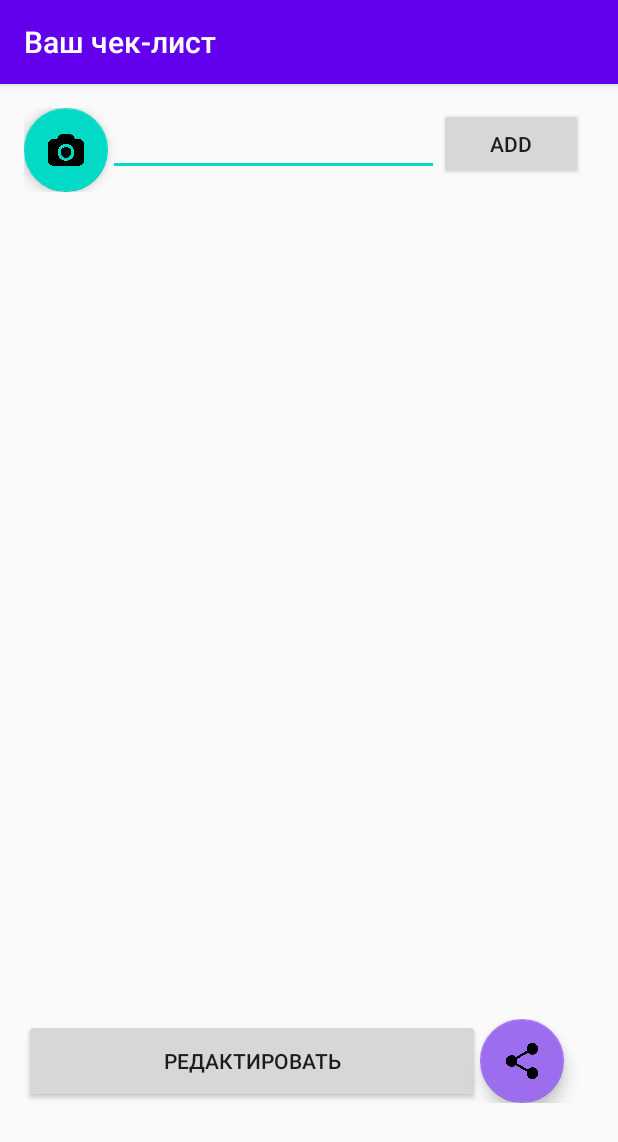
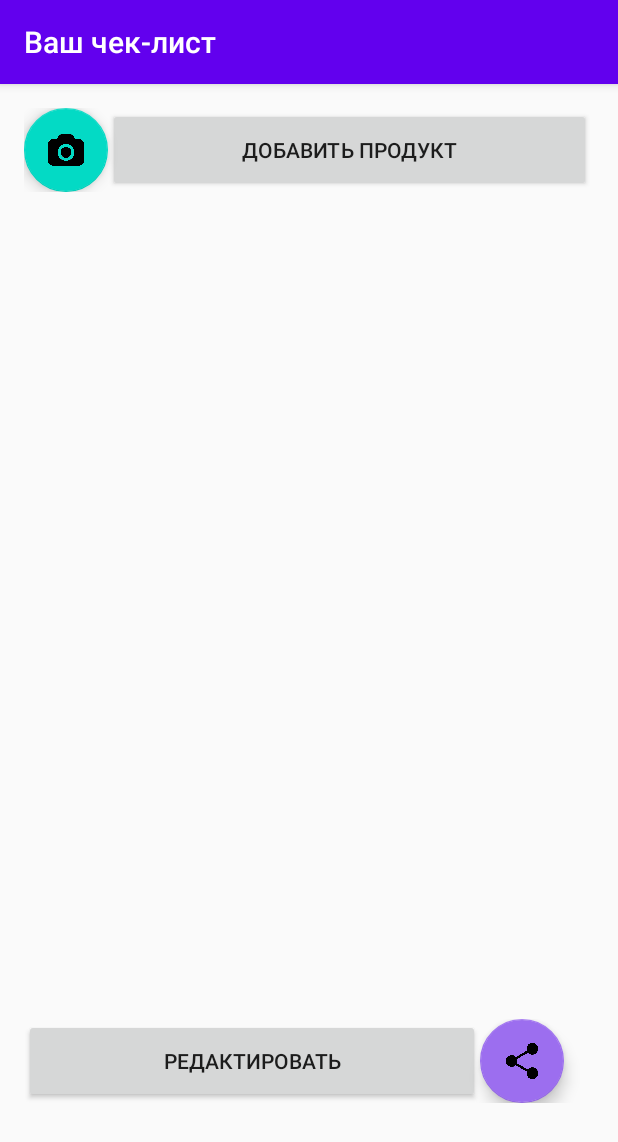
Before and after one commit to Sparky324/PredprofChekList, an Android app: the screen it shows after launch (MainActivity), on a phone screen of 412 x 824 dp. Shown: the top 1142 px of the screen. Run offline under Robolectric (Android 15) with nearby library versions, the phone set to English and light mode, and no system bars.

Commit message:
Adding a product has been recreated and moved to a separate activity

```diff
--- a/app/src/main/res/layout/activity_main.xml
+++ b/app/src/main/res/layout/activity_main.xml
@@ -24,23 +24,13 @@
             app:srcCompat="@drawable/camera"
             tools:ignore="SpeakableTextPresentCheck" />
 
-        <EditText
-            android:id="@+id/editText"
-            android:layout_width="wrap_content"
-            android:layout_height="wrap_content"
-            android:layout_weight="1"
-            android:ems="10"
-            android:inputType="textPersonName"
-            android:text=""
-            tools:ignore="SpeakableTextPresentCheck,TouchTargetSizeCheck" />
-
         <Button
             android:id="@+id/add"
-            android:layout_width="wrap_content"
-            android:layout_height="wrap_content"
+            android:layout_width="320dp"
+            android:layout_height="match_parent"
             android:layout_weight="1"
-            android:text="Add"
-            android:onClick="add"/>
+            android:onClick="onAddClick"
+            android:text="Добавить продукт" />
     </LinearLayout>
 
     <android.support.v7.widget.RecyclerView
```
Also changed, not shown: app/src/main/AndroidManifest.xml (+7 -0 lines), app/src/main/java/com/example/predpof/AddingActivity.java (added, +38 -0 lines), app/src/main/java/com/example/predpof/MainActivity.java (+3 -16 lines), app/src/main/res/layout/activity_adding.xml (added, +35 -0 lines).
